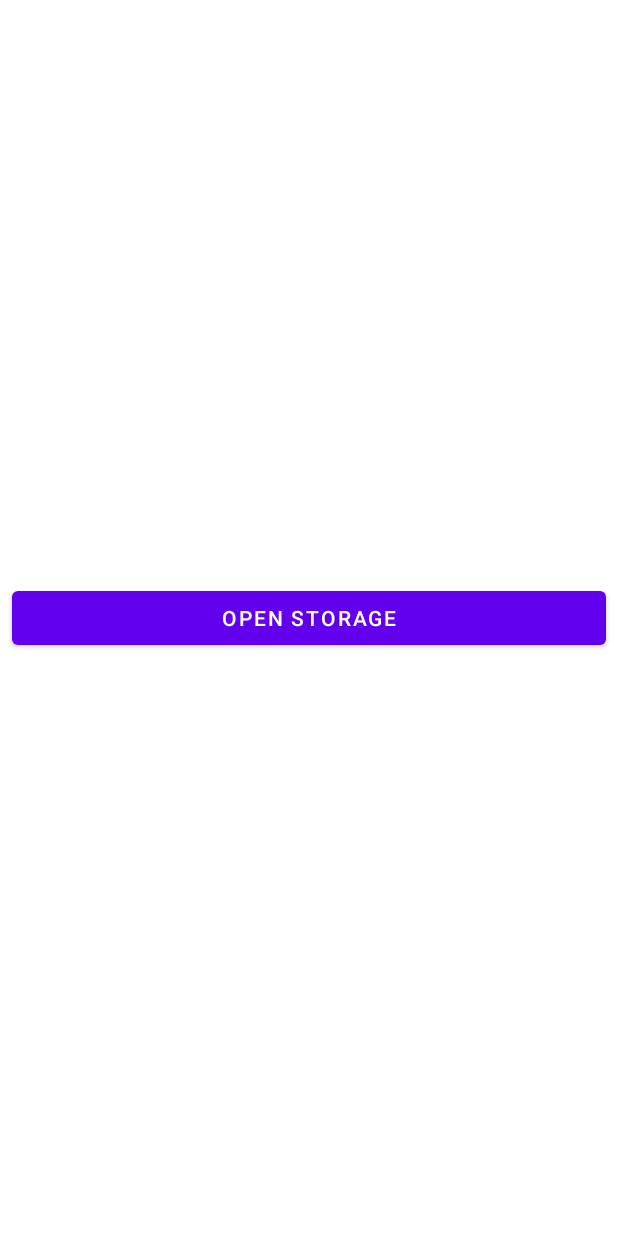
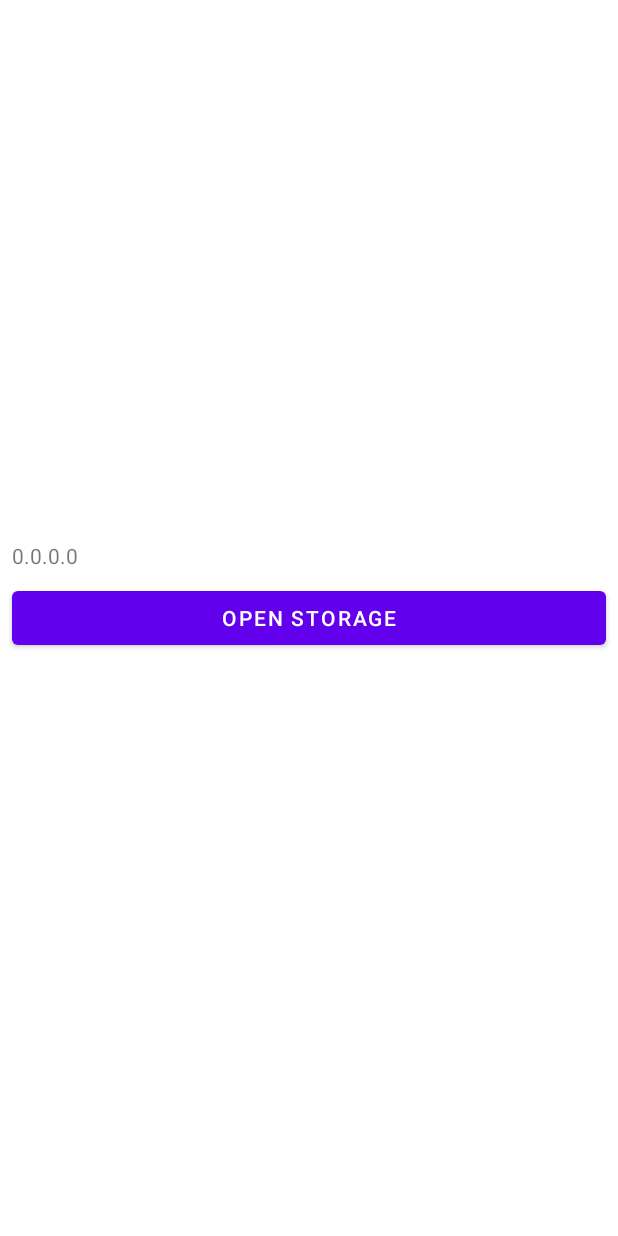
Before and after one commit to ITT23/assignment-08-replication-tilted, an Android app: the screen it shows after launch (MainActivity), on a phone screen of 412 x 824 dp. Run offline under Robolectric (Android 15) with nearby library versions, the phone set to English and light mode, and no system bars; our stand-ins replace navigation-ui.

Commit message:
add webserver to mobile app

```diff
--- a/mobile-app/app/build.gradle
+++ b/mobile-app/app/build.gradle
@@ -40,4 +40,5 @@ dependencies {
     testImplementation 'junit:junit:4.+'
     androidTestImplementation 'androidx.test.ext:junit:1.1.3'
     androidTestImplementation 'androidx.test.espresso:espresso-core:3.4.0'
+    implementation 'com.nanohttpd:nanohttpd-webserver:2.1.1'
 }
--- a/mobile-app/app/src/main/AndroidManifest.xml
+++ b/mobile-app/app/src/main/AndroidManifest.xml
@@ -27,7 +27,9 @@
         </activity>
     </application>
     <uses-permission android:name="android.permission.WRITE_EXTERNAL_STORAGE" />
-
+    <uses-permission android:name="android.permission.INTERNET" />
+    <uses-permission android:name="android.permission.ACCESS_WIFI_STATE"/>
+    <uses-permission android:name="android.permission.ACCESS_NETWORK_STATE"/>
     <uses-permission android:name="android.permission.READ_EXTERNAL_STORAGE" />
 
 </manifest>
--- a/mobile-app/app/src/main/res/layout/activity_main.xml
+++ b/mobile-app/app/src/main/res/layout/activity_main.xml
@@ -5,6 +5,16 @@
     android:layout_width="match_parent"
     android:layout_height="match_parent"
     tools:context=".MainActivity">
+
+    <TextView
+        android:id="@+id/textview_ip"
+        android:layout_width="match_parent"
+        android:layout_height="wrap_content"
+        android:layout_above="@+id/open_storage_btn"
+        tools:text="Own IP Address"
+        android:layout_marginStart="8dp"
+        android:layout_marginTop="8dp">
+    </TextView>
 
     <com.google.android.material.button.MaterialButton
         android:layout_width="match_parent"
```
Also changed, not shown: mobile-app/app/src/main/java/com/example/tilted/MainActivity.java (+47 -8 lines), mobile-app/app/src/main/java/com/example/tilted/Sender.java (added, +31 -0 lines).
